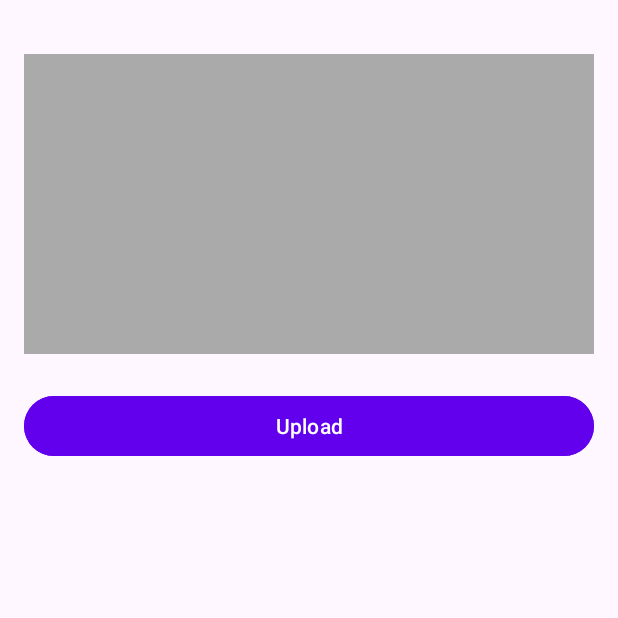
After one commit to DevMossTeam/CobaFirebase, an Android app: the AddImageActivity screen opened directly, with no data from a screen before it, on a phone screen of 412 x 824 dp, the top half of it. The commit adds this screen. Run offline under Robolectric (Android 15) with nearby library versions, the phone set to English and light mode, and no system bars; our stand-ins replace Firebase (no records; nobody signed in at launch, a user with empty details on screens opened directly).

Commit message:
TAMBAH FUNGSI ADD IMAGE

```diff
--- a/app/build.gradle.kts
+++ b/app/build.gradle.kts
@@ -41,12 +41,14 @@ dependencies {
     implementation(platform("com.google.firebase:firebase-bom:33.5.1"))
     implementation("com.google.firebase:firebase-database")
     implementation("com.google.firebase:firebase-analytics")
+    implementation ("com.google.firebase:firebase-storage-ktx")
 
     implementation(libs.androidx.core.ktx)
     implementation(libs.androidx.appcompat)
     implementation(libs.material)
     implementation(libs.androidx.activity)
     implementation(libs.androidx.constraintlayout)
+    implementation(libs.firebase.storage.ktx)
 
     testImplementation(libs.junit)
     androidTestImplementation(libs.androidx.junit)
--- /dev/null
+++ b/app/src/main/java/com/devmoss/cobafirebase/AddImageActivity.kt
@@ -0,0 +1,86 @@
+package com.devmoss.cobafirebase
+
+import android.app.Activity
+import android.content.Intent
+import android.net.Uri
+import android.os.Bundle
+import android.view.View
+import android.widget.Button
+import android.widget.EditText
+import android.widget.ImageView
+import android.widget.TextView
+import android.widget.Toast
+import androidx.appcompat.app.AppCompatActivity
+import com.devmoss.cobafirebase.R
+import com.google.firebase.storage.FirebaseStorage
+import java.util.UUID
+
+class AddImageActivity : AppCompatActivity() {
+
+    private lateinit var imagePreview: ImageView
+    private lateinit var editTextDescription: EditText
+    private lateinit var loadingPercentageText: TextView
+    private lateinit var addImageButton: Button
+    private var imageUri: Uri? = null
+
+    companion object {
+        private const val IMAGE_PICK_CODE = 1000
+    }
+
+    override fun onCreate(savedInstanceState: Bundle?) {
+        super.onCreate(savedInstanceState)
+        setContentView(R.layout.activity_add_images)
+
+        imagePreview = findViewById(R.id.imagePreview)
+        loadingPercentageText = findViewById(R.id.loadingPercentageText)
+        addImageButton = findViewById(R.id.addImageButton)
+
+        // Image picker setup for imagePreview
+        imagePreview.setOnClickListener {
+            pickImageFromGallery()
+        }
+
+        // Upload button click listener
+        addImageButton.setOnClickListener {
+            if (imageUri != null) {
+                uploadImageToFirebase()
+            } else {
+                Toast.makeText(this, "Please select an image", Toast.LENGTH_SHORT).show()
+            }
+        }
+    }
+
+    private fun pickImageFromGallery() {
+        val intent = Intent(Intent.ACTION_PICK)
+        intent.type = "image/*"
+        startActivityForResult(intent, IMAGE_PICK_CODE)
+    }
+
+    override fun onActivityResult(requestCode: Int, resultCode: Int, data: Intent?) {
+        super.onActivityResult(requestCode, resultCode, data)
+        if (resultCode == Activity.RESULT_OK && requestCode == IMAGE_PICK_CODE) {
+            imageUri = data?.data
+            imagePreview.setImageURI(imageUri)
+        }
+    }
+
+    private fun uploadImageToFirebase() {
+        loadingPercentageText.visibility = View.VISIBLE
+
+        val storageReference = FirebaseStorage.getInstance().getReference("images/${UUID.randomUUID()}")
+        val uploadTask = storageReference.putFile(imageUri!!)
+
+        uploadTask.addOnProgressListener { taskSnapshot ->
+            val progress = (100.0 * taskSnapshot.bytesTransferred / taskSnapshot.totalByteCount).toInt()
+            loadingPercentageText.text = "Loading: $progress%"
+        }.addOnCompleteListener { task ->
+            if (task.isSuccessful) {
+                loadingPercentageText.text = "Upload Complete"
+                Toast.makeText(this, "Image uploaded successfully", Toast.LENGTH_SHORT).show()
+            } else {
+                Toast.makeText(this, "Upload failed: ${task.exception?.message}", Toast.LENGTH_SHORT).show()
+            }
+            loadingPercentageText.visibility = View.GONE
+        }
+    }
+}
--- a/app/src/main/java/com/devmoss/cobafirebase/AddActivity.kt
+++ b/app/src/main/java/com/devmoss/cobafirebase/AddQuoteActivity.kt
@@ -7,7 +7,7 @@ import android.widget.Toast
 import androidx.appcompat.app.AppCompatActivity
 import com.google.firebase.database.FirebaseDatabase
 
-class AddActivity : AppCompatActivity() {
+class AddQuoteActivity : AppCompatActivity() {
 
     private lateinit var editTextQuote: EditText
     private lateinit var editTextAuthor: EditText
@@ -15,7 +15,7 @@ class AddActivity : AppCompatActivity() {
 
     override fun onCreate(savedInstanceState: Bundle?) {
         super.onCreate(savedInstanceState)
-        setContentView(R.layout.activity_add)
+        setContentView(R.layout.activity_add_quotes)
 
         editTextQuote = findViewById(R.id.editTextQuote)
         editTextAuthor = findViewById(R.id.editTextAuthor)
--- /dev/null
+++ b/app/src/main/res/layout/activity_add_images.xml
@@ -0,0 +1,55 @@
+<?xml version="1.0" encoding="utf-8"?>
+<androidx.constraintlayout.widget.ConstraintLayout
+    xmlns:android="http://schemas.android.com/apk/res/android"
+    xmlns:app="http://schemas.android.com/apk/res-auto"
+    xmlns:tools="http://schemas.android.com/tools"
+    android:layout_width="match_parent"
+    android:layout_height="match_parent"
+    android:padding="16dp"
+    tools:context=".AddImageActivity">
+
+    <!-- Image Preview (Clickable) -->
+    <ImageView
+        android:id="@+id/imagePreview"
+        android:layout_width="0dp"
+        android:layout_height="200dp"
+        android:layout_marginTop="20dp"
+        android:background="@android:color/darker_gray"
+        android:contentDescription="Image Preview"
+        android:scaleType="centerCrop"
+        android:clickable="true"
+        android:focusable="true"
+        app:layout_constraintTop_toTopOf="parent"
+        app:layout_constraintStart_toStartOf="parent"
+        app:layout_constraintEnd_toEndOf="parent" />
+
+    <!-- Loading Percentage TextView (initially hidden) -->
+    <TextView
+        android:id="@+id/loadingPercentageText"
+        android:layout_width="wrap_content"
+        android:layout_height="wrap_content"
+        android:layout_marginTop="16dp"
+        android:text="Loading: 0%"
+        android:textSize="16sp"
+        android:textColor="#6200EE"
+        android:visibility="gone"
+        app:layout_constraintTop_toBottomOf="@id/imagePreview"
+        app:layout_constraintStart_toStartOf="parent"
+        app:layout_constraintEnd_toEndOf="parent" />
+
+    <!-- Upload Button to Firebase -->
+    <Button
+        android:id="@+id/addImageButton"
+        android:layout_width="match_parent"
+        android:layout_height="wrap_content"
+        android:layout_marginTop="24dp"
+        android:paddingStart="32dp"
+        android:paddingEnd="32dp"
+        android:text="Upload"
+        android:textColor="#FFFFFF"
+        android:backgroundTint="#6200EE"
+        app:layout_constraintTop_toBottomOf="@id/loadingPercentageText"
+        app:layout_constraintStart_toStartOf="parent"
+        app:layout_constraintEnd_toEndOf="parent" />
+
+</androidx.constraintlayout.widget.ConstraintLayout>
--- a/app/src/main/res/layout/activity_add.xml
+++ b/app/src/main/res/layout/activity_add_quotes.xml
@@ -6,7 +6,7 @@
     android:layout_width="match_parent"
     android:layout_height="match_parent"
     android:padding="16dp"
-    tools:context=".AddActivity">
+    tools:context=".AddQuoteActivity">
 
     <EditText
         android:id="@+id/editTextQuote"
--- a/app/src/main/res/layout/activity_main.xml
+++ b/app/src/main/res/layout/activity_main.xml
@@ -13,7 +13,7 @@
 android:id="@+id/titleTextView"
 android:layout_width="0dp"
 android:layout_height="wrap_content"
-android:text="Quote App"
+android:text="Quote and Image App"
     android:textSize="24sp"
     android:textStyle="bold"
     android:layout_marginTop="50dp"
@@ -29,7 +29,7 @@ android:text="Quote App"
 android:id="@+id/subtitleTextView"
 android:layout_width="0dp"
 android:layout_height="wrap_content"
-android:text="Add your favorite quotes!"
+android:text="Add your favorite quotes and image!"
     android:textSize="16sp"
     android:layout_marginTop="8dp"
     android:layout_marginStart="30dp"
--- a/gradle/libs.versions.toml
+++ b/gradle/libs.versions.toml
@@ -9,6 +9,7 @@ appcompat = "1.7.0"
 material = "1.12.0"
 activity = "1.9.3"
 constraintlayout = "2.1.4"
+firebaseStorageKtx = "21.0.1"
 
 [libraries]
 androidx-core-ktx = { group = "androidx.core", name = "core-ktx", version.ref = "coreKtx" }
@@ -19,6 +20,7 @@ androidx-appcompat = { group = "androidx.appcompat", name = "appcompat", version
 material = { group = "com.google.android.material", name = "material", version.ref = "material" }
 androidx-activity = { group = "androidx.activity", name = "activity", version.ref = "activity" }
 androidx-constraintlayout = { group = "androidx.constraintlayout", name = "constraintlayout", version.ref = "constraintlayout" }
+firebase-storage-ktx = { group = "com.google.firebase", name = "firebase-storage-ktx", version.ref = "firebaseStorageKtx" }
 
 [plugins]
 android-application = { id = "com.android.application", version.ref = "agp" }
```
Also changed, not shown: app/src/main/AndroidManifest.xml (+7 -5 lines), app/src/main/java/com/devmoss/cobafirebase/MainActivity.kt (+30 -3 lines).
